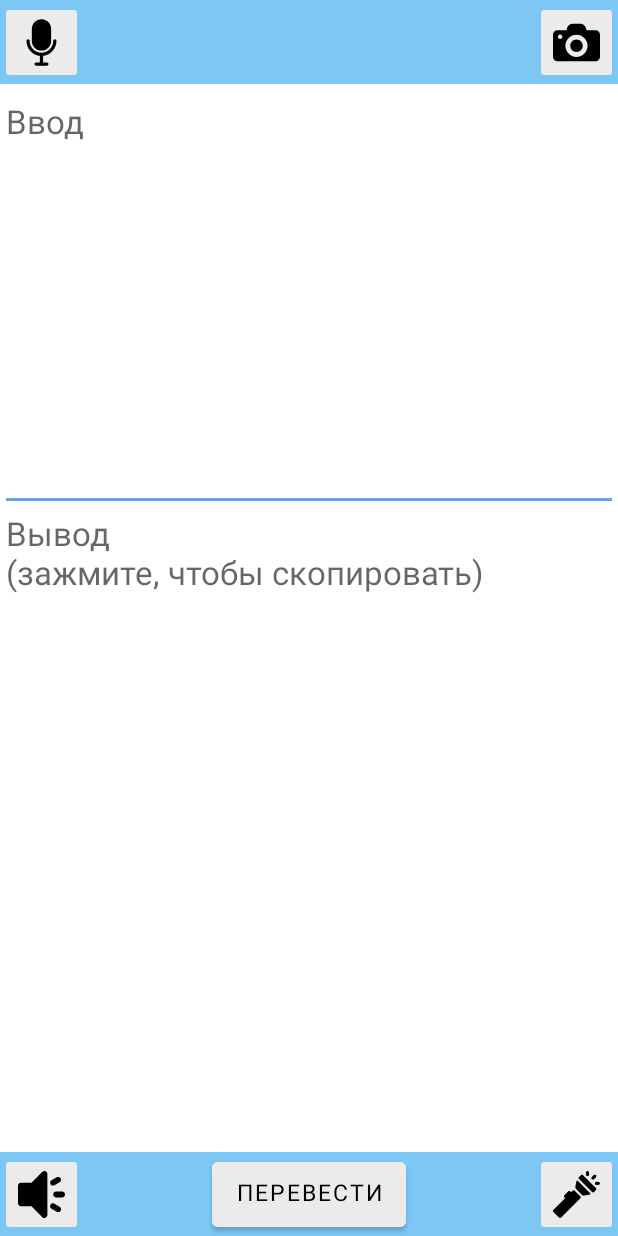
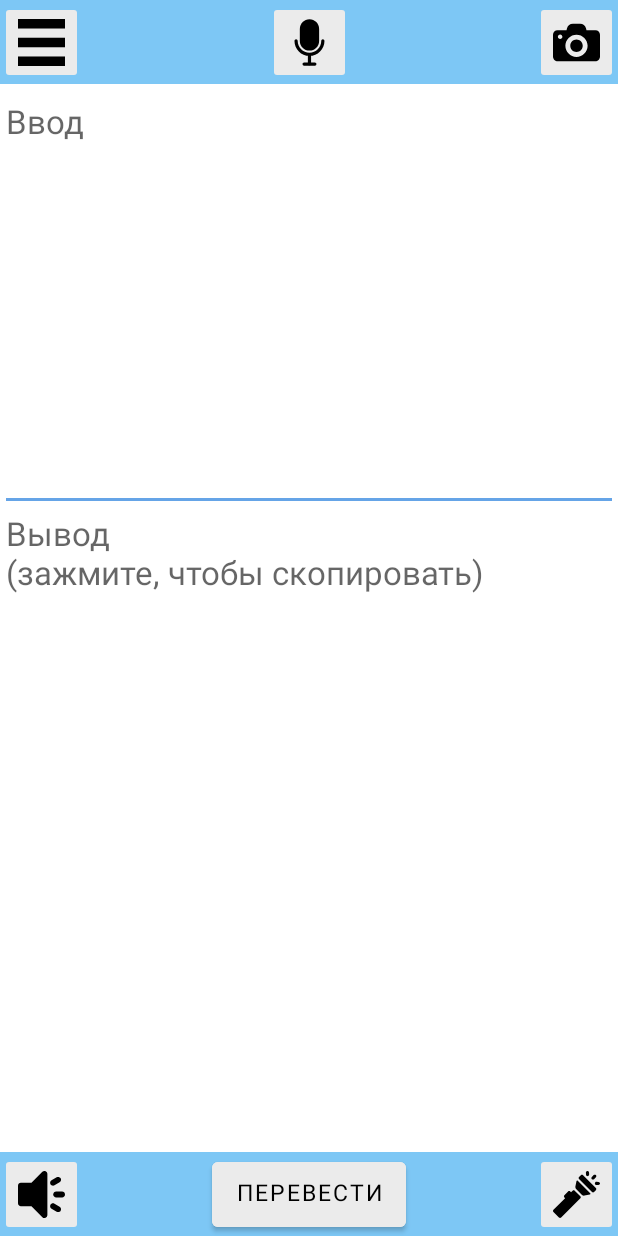
Before and after one commit to real-Hinoe/Morse-Translator, an Android app: the screen it shows after launch (MainActivity), on a phone screen of 412 x 824 dp. Run offline under Robolectric (Android 15) with nearby library versions, the phone set to English and light mode, and no system bars.

Commit message:
Добавлено 'О приложении', иконка. Реализован весь функционал

```diff
--- a/app/src/main/AndroidManifest.xml
+++ b/app/src/main/AndroidManifest.xml
@@ -14,9 +14,9 @@
         android:hardwareAccelerated="true"
         android:dataExtractionRules="@xml/data_extraction_rules"
         android:fullBackupContent="@xml/backup_rules"
-        android:icon="@mipmap/ic_launcher"
+        android:icon="@drawable/app_logo"
         android:label="@string/app_name"
-        android:roundIcon="@mipmap/ic_launcher_round"
+        android:roundIcon="@drawable/app_logo"
         android:supportsRtl="true"
         android:theme="@style/Theme.MorseTranslator"
         tools:targetApi="31">
--- a/app/src/main/java/com/example/morsetranslator/MainActivity.java
+++ b/app/src/main/java/com/example/morsetranslator/MainActivity.java
@@ -6,6 +6,7 @@ import java.util.Map;
 import java.util.Locale;
 
 import android.Manifest;
+import android.app.AlertDialog;
 import android.os.Bundle;
 import android.os.Handler;
 import android.view.View;
@@ -41,14 +42,14 @@ public class MainActivity extends AppCompatActivity {
     private EditText textInput;
     private TextView textOutput;
     public Button toMorseCodeButton;
-    public ImageButton microphoneButton, cameraButton, speakerButton, flashlightButton;
+    public ImageButton aboutButton, microphoneButton, cameraButton, speakerButton, flashlightButton;
     private CameraManager cameraManager;
     private String cameraId, savedInput, savedOutput;
     private boolean isFlashOn, soundIsPlaying, lightIsFlashing, noCamera = false;
     private ActivityResultLauncher<Intent> speechRecognizerLauncher;
     private SoundPool soundPool;
     private int shortBeep, longBeep;
-    private final View[] allButtons = new View[5];
+    private final View[] allButtons = new View[6];
     private final Handler onStartHandler = new Handler(); // Для задержки воспроизведения
     // Для управления событиями в случае окончания воспроизведения звука или вспышке фонарика
     private final Handler onStopHandler = new Handler();
@@ -172,21 +173,23 @@ public class MainActivity extends AppCompatActivity {
 
         textInput = findViewById(R.id.textInput);
         textOutput = findViewById(R.id.textOutput);
-        toMorseCodeButton = findViewById(R.id.translateButton);
+        aboutButton = findViewById(R.id.drawerButton);
         microphoneButton = findViewById(R.id.microphoneButton);
         cameraButton = findViewById(R.id.cameraButton);
         speakerButton = findViewById(R.id.speakerButton);
+        toMorseCodeButton = findViewById(R.id.translateButton);
         flashlightButton = findViewById(R.id.flashlightButton);
 
         if (savedInstanceState != null) {
             textInput.setText(savedInput);
             textOutput.setText(savedOutput);
         }
-        allButtons[0] = toMorseCodeButton;
+        allButtons[0] = aboutButton;
         allButtons[1] = microphoneButton;
         allButtons[2] = cameraButton;
         allButtons[3] = speakerButton;
-        allButtons[4] = flashlightButton;
+        allButtons[4] = toMorseCodeButton;
+        allButtons[5] = flashlightButton;
 
         // Если текст слишком большой, его можно будет скролить
         textOutput.setMovementMethod(new android.text.method.ScrollingMovementMethod());
@@ -240,10 +243,24 @@ public class MainActivity extends AppCompatActivity {
             copyToClipboard();
             return true;
         });
-        toMorseCodeButton.setOnClickListener(v -> toMorseCode());
+
         microphoneButton.setOnClickListener(v -> {
             disableAllButtons();
             startVoiceInput();
+        });
+        aboutButton.setOnClickListener(v -> {
+            String msg =
+                    "Транслятор/Распознаватель азбуки Морзе\n" +
+                    "для мобильных устройств на базе Android\n\n" +
+                    "Дмитрий Савинцев, СФУ ИКИТ, КИ23-16/1б";
+            AlertDialog.Builder builder = new AlertDialog.Builder(this);
+            AlertDialog alertDialog = builder
+                    .setTitle("О приложении")
+                    .setMessage(msg)
+                    .setIcon(R.drawable.app_logo)
+                    .create();
+            alertDialog.show();
+            alertDialog.getWindow().setLayout(1075, 575);
         });
         cameraButton.setOnClickListener(v -> {
             // Переход к активности с камерой
@@ -280,6 +297,7 @@ public class MainActivity extends AppCompatActivity {
                 }
             }
         });
+        toMorseCodeButton.setOnClickListener(v -> toMorseCode());
         flashlightButton.setOnClickListener(v -> {
             if (lightIsFlashing) {
                 onStartHandler.removeCallbacksAndMessages(null); // Очистить все задачи
@@ -531,17 +549,31 @@ public class MainActivity extends AppCompatActivity {
 
     // Разблокировка всех кнопок
     private void enableAllButtons() {
-        for (View button : allButtons) button.setEnabled(true);
+        for (View button : allButtons) {
+            if (!(button instanceof Button)) {
+                ((ImageButton) button).setImageAlpha(255);
+                button.setEnabled(true);
+            }
+        }
     }
 
     // Блокировка всех кнопок
     private void disableAllButtons() {
-        for (View button : allButtons) button.setEnabled(false);
+        for (View button : allButtons) {
+            if (!(button instanceof Button)) {
+                ((ImageButton) button).setImageAlpha(40);
+                button.setEnabled(false);
+            }
+        }
     }
-
     // Блокировка всех кнопок, кроме указанной
     private void disableAllButtonsExcept(View exceptionButton) {
-        for (View button : allButtons) button.setEnabled(button == exceptionButton);
+        for (View button : allButtons) {
+            if (!(button instanceof Button)) {
+                ((ImageButton) button).setImageAlpha(40);
+                button.setEnabled(button == exceptionButton);
+            }
+        }
     }
 
     // Сохранение данных перед пересозданием активности
--- /dev/null
+++ b/app/src/main/res/drawable/app_logo.xml
@@ -0,0 +1,26 @@
+<vector xmlns:android="http://schemas.android.com/apk/res/android"
+    xmlns:aapt="http://schemas.android.com/aapt"
+    android:width="120.15dp"
+    android:height="120.15dp"
+    android:viewportWidth="120.15"
+    android:viewportHeight="120.15">
+  <path
+      android:pathData="M60.08,60.08m-60.08,0a60.08,60.08 0,1 1,120.15 0a60.08,60.08 0,1 1,-120.15 0"
+      android:strokeWidth="0.265"
+      android:fillColor="#000000"/>
+  <path
+      android:pathData="m19.81,92.14 l22.13,-61.75h16.49l21.62,61.75h-14.64l-4.26,-12.36L38.5,79.78l-4.18,12.36zM41.69,68.41h16.15l-6.59,-21.57q-0.34,-1.16 -0.65,-2.11 -0.3,-0.99 -0.6,-2.28h-0.34q-0.26,1.08 -0.56,2.11 -0.3,1.03 -0.69,2.24zM101.85,30.39 L100.17,72.24h-11.02l-1.59,-41.86zM94.79,93.13q-3.45,0 -5.68,-2.28 -2.24,-2.28 -2.24,-5.56 0,-3.4 2.24,-5.56 2.28,-2.2 5.68,-2.2 3.45,0 5.64,2.2 2.2,2.2 2.2,5.56 0,3.4 -2.2,5.64 -2.15,2.2 -5.64,2.2z"
+      android:strokeWidth="1.78175">
+    <aapt:attr name="android:fillColor">
+      <gradient
+          android:startX="60.08"
+          android:startY="12.99"
+          android:endX="60.08"
+          android:endY="107.17"
+          android:type="linear">
+        <item android:offset="0.6" android:color="#FFFFFFFF"/>
+        <item android:offset="1" android:color="#00FFFFFF"/>
+      </gradient>
+    </aapt:attr>
+  </path>
+</vector>
--- a/app/src/main/res/layout/activity_main.xml
+++ b/app/src/main/res/layout/activity_main.xml
@@ -66,19 +66,18 @@
 
     </LinearLayout>
 
-    <Button
-        android:id="@+id/translateButton"
-        android:layout_width="wrap_content"
+    <ImageButton
+        android:id="@+id/drawerButton"
+        android:layout_width="55sp"
         android:layout_height="55sp"
         android:backgroundTint="@color/button_background"
-        android:fontFamily="@font/aoboshi_one"
-        android:text="@string/translate_button"
-        android:textColor="@color/button_text"
-        android:textSize="15sp"
-        app:layout_constraintStart_toStartOf="@+id/toolbarLower"
-        app:layout_constraintEnd_toEndOf="@+id/toolbarLower"
-        app:layout_constraintTop_toTopOf="@+id/toolbarLower"
-        app:layout_constraintBottom_toBottomOf="@+id/toolbarLower" />
+        android:contentDescription="@string/about_button_description"
+        android:scaleType="fitCenter"
+        app:layout_constraintStart_toStartOf="@id/toolbarUpper"
+        app:layout_constraintTop_toTopOf="@+id/toolbarUpper"
+        app:layout_constraintBottom_toBottomOf="@id/toolbarUpper"
+        app:tint = "@color/button_text"
+        app:srcCompat="@drawable/tribar" />
 
     <ImageButton
         android:id="@+id/microphoneButton"
@@ -88,6 +87,7 @@
         android:contentDescription="@string/microphone_button_description"
         android:scaleType="fitCenter"
         app:layout_constraintStart_toStartOf="@id/toolbarUpper"
+        app:layout_constraintEnd_toEndOf="@id/toolbarUpper"
         app:layout_constraintTop_toTopOf="@+id/toolbarUpper"
         app:layout_constraintBottom_toBottomOf="@id/toolbarUpper"
         app:srcCompat="@drawable/microphone" />
@@ -116,6 +116,20 @@
         app:layout_constraintBottom_toBottomOf="@+id/toolbarLower"
         app:srcCompat="@drawable/speaker" />
 
+    <Button
+        android:id="@+id/translateButton"
+        android:layout_width="wrap_content"
+        android:layout_height="55sp"
+        android:backgroundTint="@color/button_background"
+        android:fontFamily="@font/aoboshi_one"
+        android:text="@string/translate_button"
+        android:textColor="@color/button_text"
+        android:textSize="15sp"
+        app:layout_constraintStart_toStartOf="@+id/toolbarLower"
+        app:layout_constraintEnd_toEndOf="@+id/toolbarLower"
+        app:layout_constraintTop_toTopOf="@+id/toolbarLower"
+        app:layout_constraintBottom_toBottomOf="@+id/toolbarLower" />
+
     <ImageButton
         android:id="@+id/flashlightButton"
         android:layout_width="55sp"
--- a/app/src/main/res/values/strings.xml
+++ b/app/src/main/res/values/strings.xml
@@ -3,11 +3,12 @@
     <string name="app_name">Транслятор Морзе</string>
     <string name="input_hint">Ввод</string>
     <string name="output_hint">Вывод\n(зажмите, чтобы скопировать)</string>
-    <string name="translate_button">Перевести</string>
+    <string name="about_button_description">О приложении</string>
     <string name="microphone_button_description">Записать сообщение</string>
     <string name="microphone_extra_prompt">Скажите что-нибудь</string>
     <string name="camera_button_description">Включить камеру</string>
     <string name="speaker_button_description">Воспроизвести звуком</string>
+    <string name="translate_button">Перевести</string>
     <string name="flashlight_button_description">Воспроизвести фонариком</string>
 
     <!-- Camera Activity -->
```
Also changed, not shown: app/src/main/java/com/example/morsetranslator/MyCameraActivity.java (+8 -5 lines), app/src/main/res/layout/nav_header.xml (+17 -17 lines), 211 other files.
